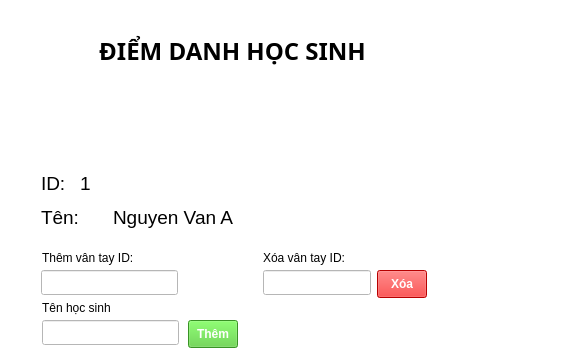
Before: the Qt Designer form res/main_layout.ui in mellivora24/RegisterDesktopAPP, drawn with Qt 5; both pictures show x 398 to 963 and y 0 to 360 of the 963 by 513 pixel window.
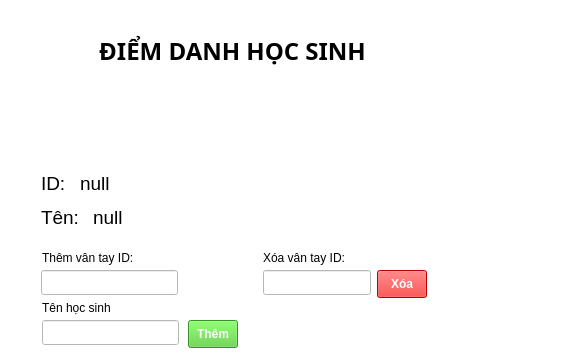
After: the same form once the commit is applied.

What changed in the file:
```diff
--- a/res/main_layout.ui
+++ b/res/main_layout.ui
@@ -328,9 +328,9 @@
     <widget class="QLabel" name="nameValue">
      <property name="geometry">
       <rect>
-       <x>81</x>
+       <x>61</x>
        <y>43</y>
-       <width>144</width>
+       <width>341</width>
        <height>28</height>
       </rect>
      </property>
@@ -340,7 +340,7 @@
       </font>
      </property>
      <property name="text">
-      <string>Nguyen Van A</string>
+      <string>null</string>
      </property>
     </widget>
     <widget class="QPushButton" name="addFingerButton">
@@ -456,7 +456,7 @@
       <rect>
        <x>48</x>
        <y>9</y>
-       <width>16</width>
+       <width>351</width>
        <height>28</height>
       </rect>
      </property>
@@ -466,7 +466,7 @@
       </font>
      </property>
      <property name="text">
-      <string>1</string>
+      <string>null</string>
      </property>
     </widget>
     <widget class="QLineEdit" name="deleteFingerIDInput">
```
